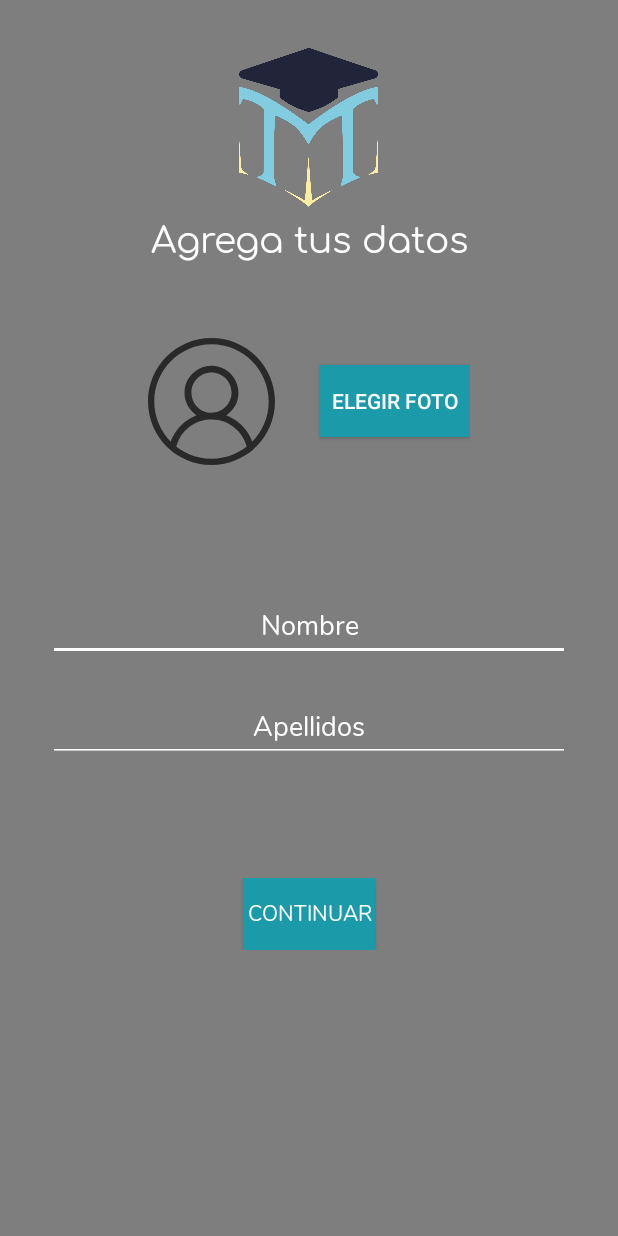
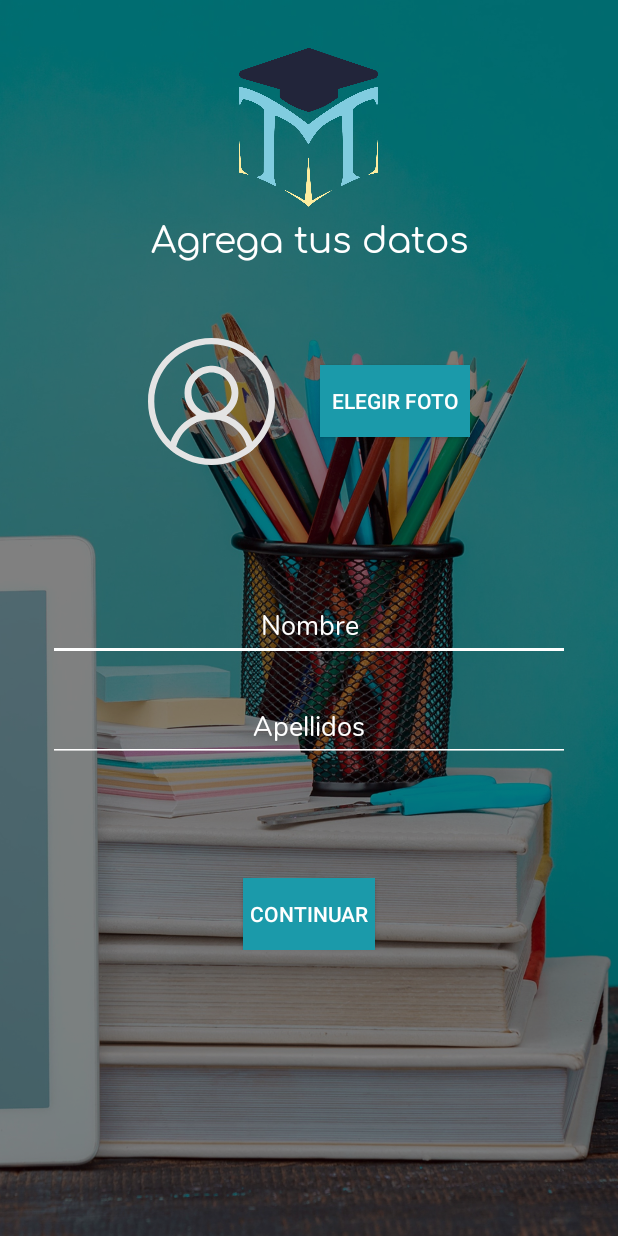
Before and after one commit to nixonfj/TutoTicos, an Android app: the act_datos_principales screen opened directly, with no data from a screen before it, on a phone screen of 412 x 824 dp. Run offline under Robolectric (Android 15) with nearby library versions, the light colour scheme and no system bars.

Commit message:
Correciones
correcion de funcionalidades

```diff
--- a/app/src/main/java/ac/ucr/tutoticos/act_datos_principales.java
+++ b/app/src/main/java/ac/ucr/tutoticos/act_datos_principales.java
@@ -2,13 +2,28 @@ package ac.ucr.tutoticos;
 
 import androidx.appcompat.app.AppCompatActivity;
 
+import android.content.Intent;
 import android.os.Bundle;
+import android.view.View;
+import android.widget.Button;
 
 public class act_datos_principales extends AppCompatActivity {
+
+    Button btn_continuar;
 
     @Override
     protected void onCreate(Bundle savedInstanceState) {
         super.onCreate(savedInstanceState);
         setContentView(R.layout.lyt_datos_principales);
+
+        btn_continuar = findViewById(R.id.datos_btn_continuar);
+
+        btn_continuar.setOnClickListener(new View.OnClickListener() {
+            @Override
+            public void onClick(View view) {
+                Intent intent = new Intent(act_datos_principales.this, act_tipo_usuario.class);
+                startActivity(intent);
+            }
+        });
     }
 }
--- a/app/src/main/res/layout/lyt_datos_principales.xml
+++ b/app/src/main/res/layout/lyt_datos_principales.xml
@@ -10,9 +10,9 @@
         android:id="@+id/imageView2"
         android:layout_width="match_parent"
         android:layout_height="match_parent"
+        android:outlineAmbientShadowColor="#FFFF"
         android:scaleType="centerCrop"
-        android:outlineAmbientShadowColor="#FFFF"
-        tools:srcCompat="@drawable/back_to_school_concept_books_colored_pencils_and_laptop" />
+        android:src="@drawable/background_imagen"/>
 
     <LinearLayout
         android:layout_width="match_parent"
@@ -41,7 +41,7 @@
                     android:layout_width="wrap_content"
                     android:layout_height="wrap_content"
                     app:srcCompat="@drawable/cuenta"
-                    app:tint="#292929" />
+                    app:tint="#E4E4E4" />
 
                 <Button
                     android:id="@+id/datosPrincipales_btn_elegir_foto"
@@ -50,7 +50,8 @@
                     android:layout_marginLeft="30dp"
                     android:background="#1B9AAA"
                     android:text="Elegir Foto"
-                    android:textColor="@color/white" />
+                    android:textColor="@color/white"
+                    tools:ignore="TextContrastCheck" />
 
             </LinearLayout>
 
@@ -68,7 +69,7 @@
                     android:layout_height="106dp"
 
                     android:layout_gravity="center_horizontal"
-                    android:src="@drawable/logo_oscuro" />
+                    android:src="@drawable/logo_oscuro"/>
 
                 <TextView
                     android:id="@+id/textView2"
@@ -119,7 +120,8 @@
                     android:text="Apellidos"
                     android:textAlignment="center"
                     android:textColor="@color/white"
-                    app:backgroundTint="@color/white" />
+                    app:backgroundTint="@color/white"
+                    tools:ignore="TouchTargetSizeCheck" />
 
             </LinearLayout>
 
@@ -133,15 +135,13 @@
                 app:layout_constraintVertical_bias="0.23000002">
 
                 <Button
-                    android:id="@+id/btnRegistrar"
+                    android:id="@+id/datos_btn_continuar"
                     android:layout_width="wrap_content"
                     android:layout_height="wrap_content"
                     android:background="#1B9AAA"
-                    android:fontFamily="@font/nunito"
                     android:text="Continuar"
-                    android:textColor="@color/white"
-                    app:cornerRadius="8dp" />
-
+                    android:textColor="#FFFFFF"
+                    tools:ignore="TextContrastCheck" />
             </LinearLayout>
 
         </androidx.constraintlayout.widget.ConstraintLayout>
--- a/app/src/main/res/layout/lyt_iniciosesion.xml
+++ b/app/src/main/res/layout/lyt_iniciosesion.xml
@@ -10,7 +10,8 @@
         android:layout_width="wrap_content"
         android:layout_height="wrap_content"
         android:scaleType="centerCrop"
-        tools:srcCompat="@drawable/back_to_school_concept_books_colored_pencils_and_laptop" />
+        android:src="@drawable/background_imagen"
+        tools:ignore="MissingConstraints" />
 
     <LinearLayout
         android:id="@+id/container"
--- a/app/src/main/res/layout/lyt_pantalla_principal.xml
+++ b/app/src/main/res/layout/lyt_pantalla_principal.xml
@@ -94,7 +94,7 @@
                     android:layout_height="200dp"
                     android:layout_marginBottom="20dp"
                     android:scaleType="centerCrop"
-                    tools:srcCompat="@drawable/intellectual_man_reading_book_sitting_in_library_in_front_of_bookshelves_with_cup_of_coffee_on_hands" />
+                    android:src="@drawable/intellectual_man1"/>
 
                 <LinearLayout
                     android:layout_width="match_parent"
--- a/app/src/main/res/layout/lyt_perfiltutor.xml
+++ b/app/src/main/res/layout/lyt_perfiltutor.xml
@@ -98,7 +98,7 @@
                         android:layout_height="205dp"
                         android:layout_marginBottom="20dp"
                         android:scaleType="centerCrop"
-                        app:srcCompat="@drawable/intellectual_man_reading_book_sitting_in_library_in_front_of_bookshelves_with_cup_of_coffee_on_hands" />
+                        android:src="@drawable/intellectual_man1"/>
                 </LinearLayout>
 
                 <LinearLayout
```
Also changed, not shown: app/src/main/java/ac/ucr/tutoticos/act_registro.java (+23 -0 lines), app/src/main/java/ac/ucr/tutoticos/act_tipo_usuario.java (+24 -0 lines), app/src/main/res/layout/lyt_registro.xml (+4 -4 lines), app/src/main/res/layout/lyt_tipo_usuario.xml (+5 -6 lines), app/src/main/res/drawable/background_imagen.jpg (added), app/src/main/res/drawable/intellectual_man1.png (added).
